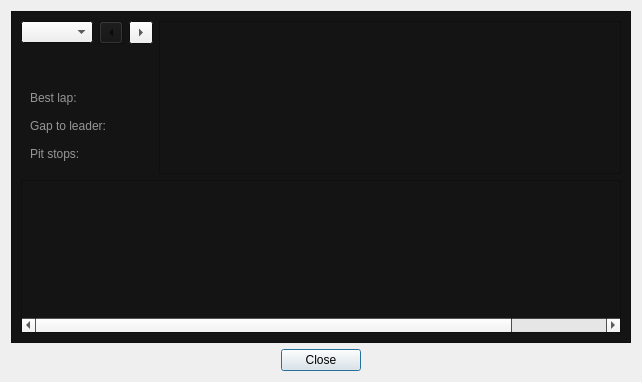
Qt form ui/followadriverdialog.ui (gronberg/f1lt) before a commit.
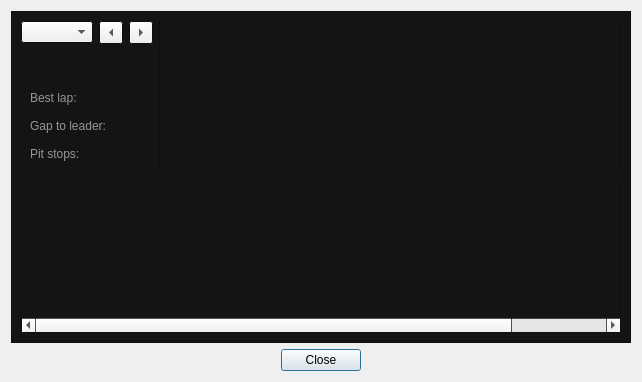
The same form after that commit. Icons and pictures are not drawn.

```diff
--- a/ui/followadriverdialog.ui
+++ b/ui/followadriverdialog.ui
@@ -6,7 +6,7 @@
    <rect>
     <x>0</x>
     <y>0</y>
-    <width>638</width>
+    <width>640</width>
     <height>382</height>
    </rect>
   </property>
@@ -101,43 +101,6 @@
         </item>
         <item>
          <widget class="QToolButton" name="leftButton">
-          <property name="palette">
-           <palette>
-            <active>
-             <colorrole role="Button">
-              <brush brushstyle="SolidPattern">
-               <color alpha="255">
-                <red>20</red>
-                <green>20</green>
-                <blue>20</blue>
-               </color>
-              </brush>
-             </colorrole>
-            </active>
-            <inactive>
-             <colorrole role="Button">
-              <brush brushstyle="SolidPattern">
-               <color alpha="255">
-                <red>20</red>
-                <green>20</green>
-                <blue>20</blue>
-               </color>
-              </brush>
-             </colorrole>
-            </inactive>
-            <disabled>
-             <colorrole role="Button">
-              <brush brushstyle="SolidPattern">
-               <color alpha="255">
-                <red>20</red>
-                <green>20</green>
-                <blue>20</blue>
-               </color>
-              </brush>
-             </colorrole>
-            </disabled>
-           </palette>
-          </property>
           <property name="text">
            <string/>
           </property>
```
